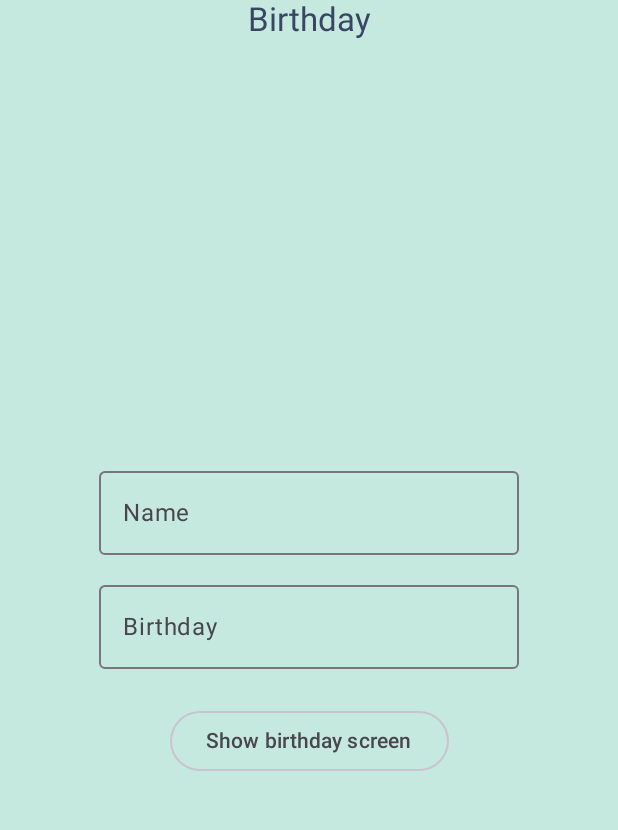
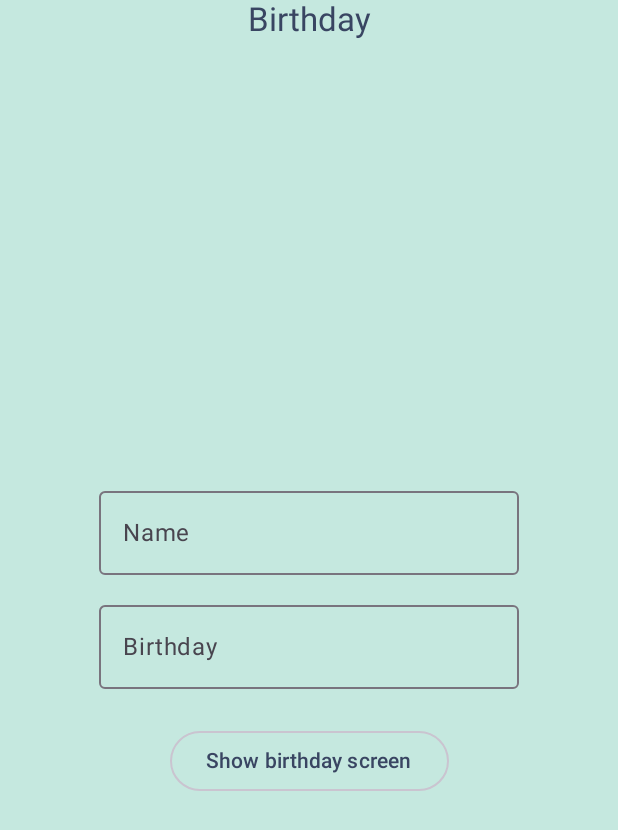
Before and after one commit to lebedynskyi/NanitTest, an Android app built with Jetpack Compose: the screen it shows after launch (MainActivity), on a phone screen of 412 x 824 dp. Shown: the top 830 px of the screen. Run offline under Robolectric (Android 15) with nearby library versions, the phone set to English and light mode, and no system bars; our stand-ins replace Dagger/Hilt's generated code.

Commit message:
Adjust button color on WelcomeScreen

```diff
--- a/app/src/main/java/com/example/birthday/presentation/welcome/WelcomePage.kt
+++ b/app/src/main/java/com/example/birthday/presentation/welcome/WelcomePage.kt
@@ -7,23 +7,17 @@ import androidx.compose.foundation.layout.Column
 import androidx.compose.foundation.layout.Spacer
 import androidx.compose.foundation.layout.fillMaxSize
 import androidx.compose.foundation.layout.fillMaxWidth
-import androidx.compose.foundation.layout.height
 import androidx.compose.foundation.layout.padding
 import androidx.compose.foundation.layout.size
 import androidx.compose.material3.DatePicker
 import androidx.compose.material3.DatePickerDialog
 import androidx.compose.material3.ExperimentalMaterial3Api
-import androidx.compose.material3.LocalTextStyle
 import androidx.compose.material3.MaterialTheme
 import androidx.compose.material3.OutlinedButton
 import androidx.compose.material3.OutlinedTextField
-import androidx.compose.material3.OutlinedTextFieldDefaults
 import androidx.compose.material3.Scaffold
 import androidx.compose.material3.Text
 import androidx.compose.material3.TextButton
-import androidx.compose.material3.TopAppBar
-import androidx.compose.material3.TopAppBarColors
-import androidx.compose.material3.TopAppBarDefaults
 import androidx.compose.material3.rememberDatePickerState
 import androidx.compose.runtime.Composable
 import androidx.compose.runtime.getValue
@@ -46,17 +40,15 @@ import java.time.LocalDateTime
 fun WelcomePage(
     viewState: WelcomeViewState, onEvent: (UiEvent) -> Unit = {}
 ) {
-    Scaffold(
-        topBar = { WelcomePageTopBar() }) { padding ->
+    Column {
+        WelcomePageTopBar()
         WelcomePageContent(
             name = viewState.childName,
             date = viewState.birthdayDate,
             onNameChanged = { onEvent(WelcomeUIEvent.NameChanged(it)) },
             onDateChanged = { onEvent(WelcomeUIEvent.DateChanged(it)) },
             onShowPressed = { onEvent(WelcomeUIEvent.OnShowBirthday) },
-            modifier = Modifier
-                .padding(padding.calculateTopPadding())
-                .fillMaxSize()
+            modifier = Modifier.fillMaxSize()
         )
     }
 }
@@ -109,28 +101,15 @@ private fun WelcomePageContent(
             onValueChange = {},
         )
 
-//        OutlinedButton(
-//            contentPadding = OutlinedTextFieldDefaults.contentPadding(),
-//            shape = OutlinedTextFieldDefaults.shape,
-//            onClick = { showDatePicker = true },
-//            modifier = Modifier
-//                .fillMaxWidth()
-//                .height(OutlinedTextFieldDefaults.MinHeight),
-//        ) {
-//            Text(
-//                text = date?.toString() ?: stringResource(R.string.birthday),
-//                style = LocalTextStyle.current,
-//                color = OutlinedTextFieldDefaults.colors().focusedTextColor,
-//                modifier = Modifier.fillMaxWidth()
-//            )
-//        }
-
         Spacer(Modifier.size(24.dp))
 
         OutlinedButton(
             onClick = onShowPressed
         ) {
-            Text(stringResource(R.string.show_birthday_screen))
+            Text(
+                stringResource(R.string.show_birthday_screen),
+                color = MaterialTheme.colorScheme.onPrimary
+            )
         }
     }
 }
```
